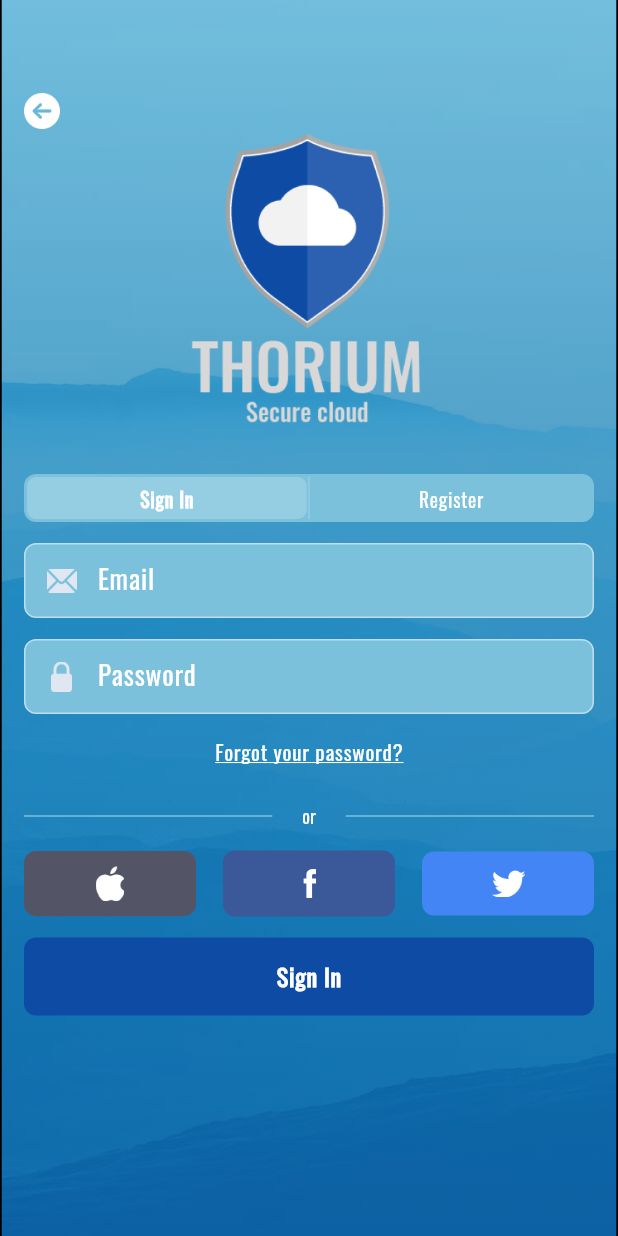
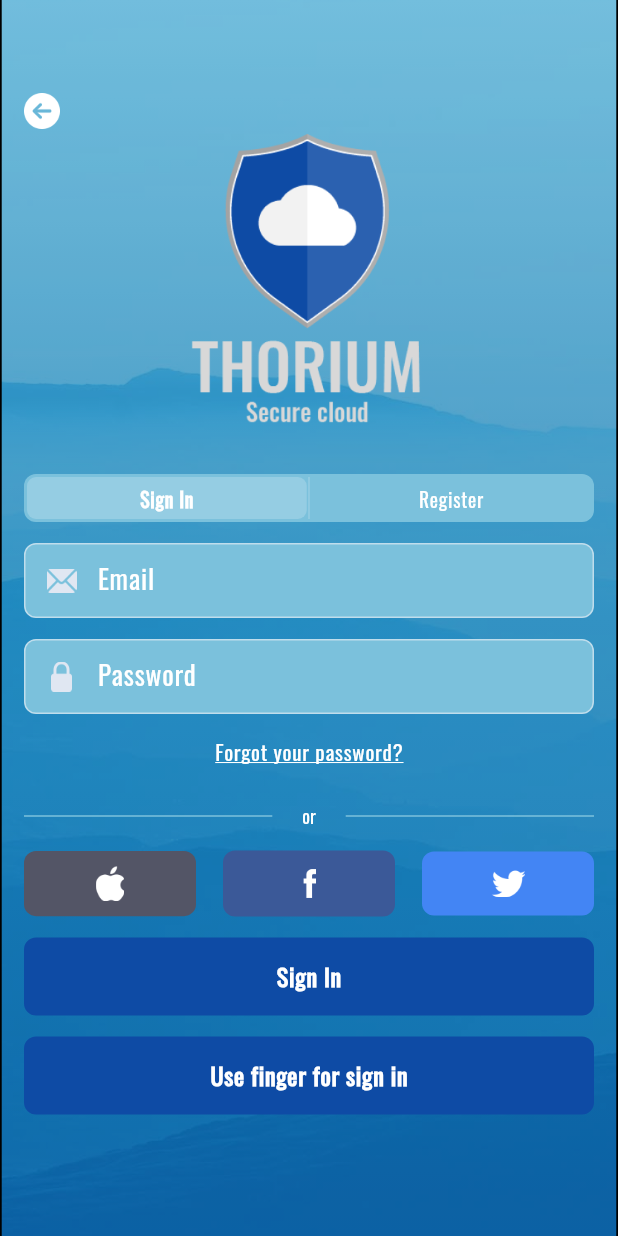
Before and after one commit to muhammadatif177/thorium_signup_login, a Flutter app: the screen it shows after launch, on a phone screen of 412 x 824 dp. Run offline on Flutter 3.47's test engine with Material 2 defaults, Android fonts, the light colour scheme and no system bars; drawn by our look-alikes of modal_progress_hud_nsn; our stand-ins replace cloud_firestore, firebase_auth, firebase_core, firebase_messaging, get, get_it and 1 more; accounts and stored records are empty.

Commit message:
fully implement finger

```diff
--- a/lib/ui/screens/auth_screens/signin_login_home/signin_login_view_model.dart
+++ b/lib/ui/screens/auth_screens/signin_login_home/signin_login_view_model.dart
@@ -21,7 +21,7 @@ class SigninLoginViewModel extends BaseViewModel {
   final _authService = locator<AuthService>();
 
   final _dbService = locator<DatabaseService>();
-  final formKey = GlobalKey<FormState>();
+  // final formKey = GlobalKey<FormState>();
   CustomAuthResult _authResult = CustomAuthResult();
   String? verifyPassword;
   bool isShow = false;
--- a/lib/ui/screens/auth_screens/signin_screen.dart
+++ b/lib/ui/screens/auth_screens/signin_screen.dart
@@ -1,10 +1,12 @@
 import 'package:flutter/material.dart';
+import 'package:get/get.dart';
 import 'package:provider/provider.dart';
 import 'package:thorium/core/constant/colors.dart';
 import 'package:thorium/core/constant/strings.dart';
 import 'package:thorium/core/constant/style.dart';
 import 'package:thorium/ui/custom_widgets/custom_text_field.dart';
 import 'package:thorium/ui/screens/auth_screens/signin_login_home/signin_login_view_model.dart';
+import 'package:thorium/ui/screens/home/home_screen.dart';
 
 class SignInScreen extends StatelessWidget {
   static final formKey = GlobalKey<FormState>();
@@ -183,6 +185,30 @@ class SignInScreen extends StatelessWidget {
                         fontWeight: FontWeight.w700),
                   )),
                 ),
+              ),
+              const SizedBox(height: 14),
+
+              GestureDetector(
+                onTap: () async {
+                  final isAuthenticated = await model.authenticate();
+                  if (isAuthenticated) {
+                    Get.offAll(HomeScreen());
+                  }
+                },
+                child: Container(
+                  padding: const EdgeInsets.symmetric(vertical: 14),
+                  decoration: BoxDecoration(
+                      color: submitButtonColor,
+                      borderRadius: BorderRadius.circular(8)),
+                  child: Center(
+                      child: Text(
+                    'Use finger for sign in',
+                    style: buttonTextStyle.copyWith(
+                        letterSpacing: .5,
+                        fontSize: 16,
+                        fontWeight: FontWeight.w700),
+                  )),
+                ),
               )
             ],
           ),
```
Also changed, not shown: 1 other file.
